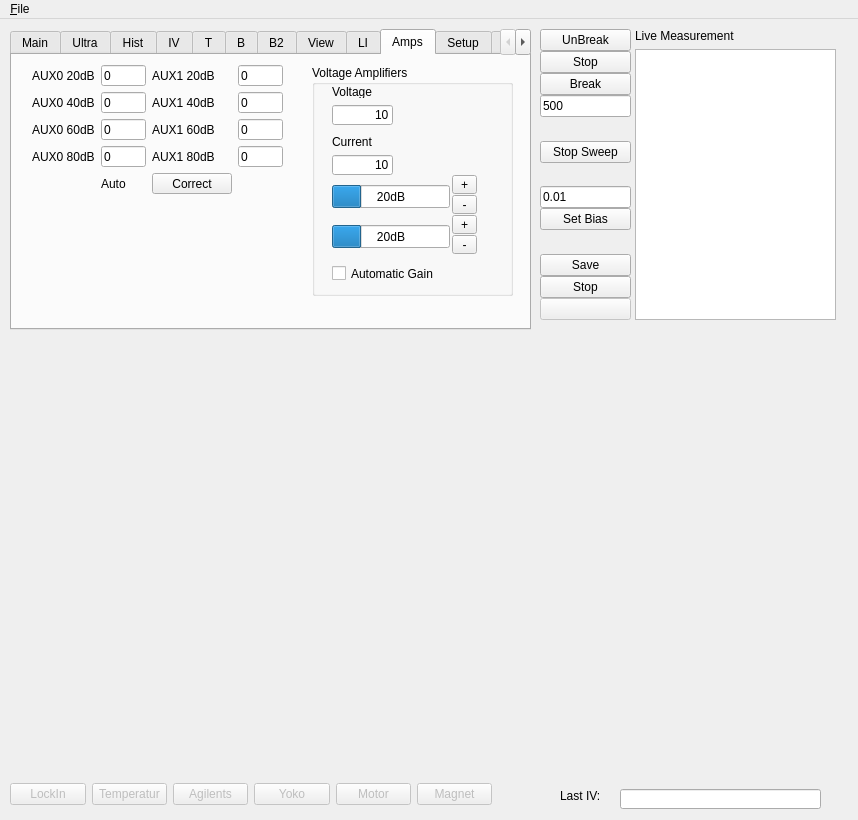
This is gui_andreev.ui in konchris/andreev as Qt 5 draws it before an edit. The edited form follows.
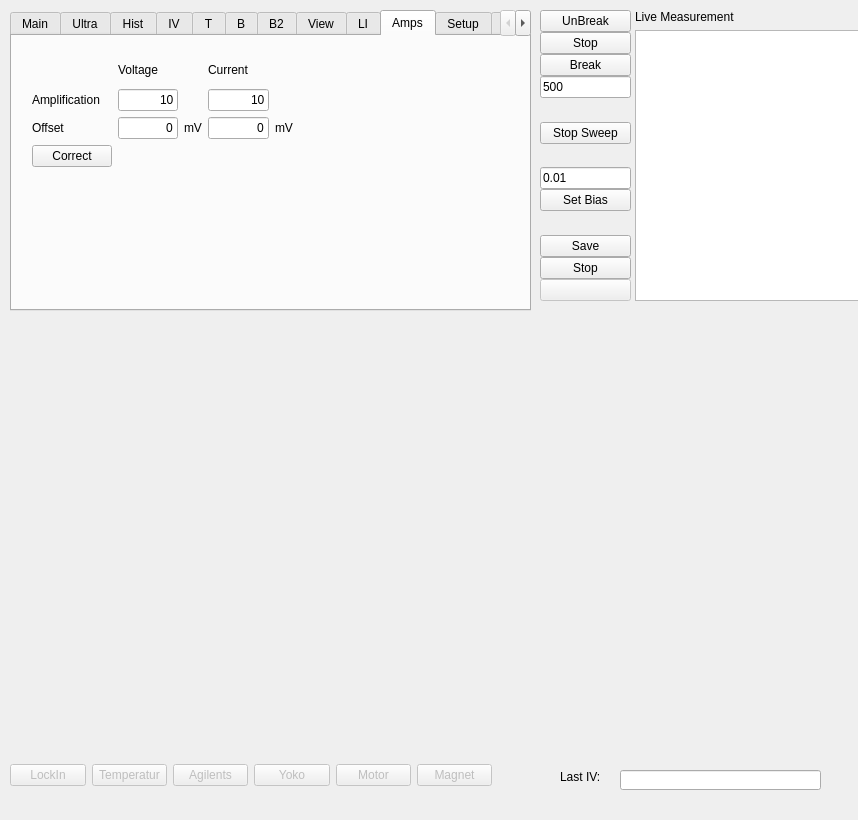
This is the edited form. The open tabs and pages were chosen to show the change. Custom widgets are drawn as their Qt base class.

Patch:
```diff
--- a/gui_andreev.ui
+++ b/gui_andreev.ui
@@ -571,7 +571,38 @@
             </property>
            </widget>
           </item>
-          <item row="6" column="1">
+          <item row="3" column="1">
+           <widget class="QLineEdit" name="editUltraIVMARLI">
+            <property name="text">
+             <string>0.01</string>
+            </property>
+            <property name="alignment">
+             <set>Qt::AlignRight|Qt::AlignTrailing|Qt::AlignVCenter</set>
+            </property>
+           </widget>
+          </item>
+          <item row="3" column="0">
+           <widget class="QLabel" name="label_34">
+            <property name="text">
+             <string>MAR LI</string>
+            </property>
+           </widget>
+          </item>
+          <item row="6" column="0">
+           <widget class="QLabel" name="label_53">
+            <property name="text">
+             <string>IETS LI</string>
+            </property>
+           </widget>
+          </item>
+          <item row="7" column="0">
+           <widget class="QCheckBox" name="checkUltraMAR">
+            <property name="text">
+             <string>MAR</string>
+            </property>
+           </widget>
+          </item>
+          <item row="7" column="1">
            <widget class="QCheckBox" name="checkUltraIVDouble">
             <property name="text">
              <string>Double</string>
@@ -585,15 +616,48 @@
             </property>
            </widget>
           </item>
-          <item row="5" column="1">
-           <widget class="QCheckBox" name="checkUltraMAR">
+          <item row="6" column="2">
+           <widget class="QLabel" name="label_54">
             <property name="text">
-             <string>MAR</string>
+             <string>mV*</string>
+            </property>
+           </widget>
+          </item>
+          <item row="3" column="2">
+           <widget class="QLabel" name="label_55">
+            <property name="text">
+             <string>mV*</string>
             </property>
            </widget>
           </item>
          </layout>
         </widget>
+        <widget class="QLabel" name="label_56">
+         <property name="geometry">
+          <rect>
+           <x>200</x>
+           <y>220</y>
+           <width>151</width>
+           <height>16</height>
+          </rect>
+         </property>
+         <property name="text">
+          <string>*) Includes Factor 10 Damping</string>
+         </property>
+        </widget>
+        <widget class="QLabel" name="label_138">
+         <property name="geometry">
+          <rect>
+           <x>200</x>
+           <y>240</y>
+           <width>201</width>
+           <height>16</height>
+          </rect>
+         </property>
+         <property name="text">
+          <string/>
+         </property>
+        </widget>
        </widget>
        <widget class="QWidget" name="tab_2">
         <attribute name="title">
@@ -2603,7 +2667,59 @@
           <item row="2" column="0">
            <widget class="QLabel" name="label_101">
             <property name="text">
-             <string>Order</string>
+             <string>Ampl</string>
+            </property>
+           </widget>
+          </item>
+          <item row="3" column="1">
+           <widget class="QLineEdit" name="editLIAmpl">
+            <property name="text">
+             <string>0.1</string>
+            </property>
+           </widget>
+          </item>
+          <item row="4" column="0">
+           <widget class="QLabel" name="label_33">
+            <property name="text">
+             <string>Output</string>
+            </property>
+           </widget>
+          </item>
+          <item row="4" column="1">
+           <widget class="QCheckBox" name="checkLIOutputEnabled">
+            <property name="text">
+             <string/>
+            </property>
+           </widget>
+          </item>
+          <item row="5" column="0">
+           <widget class="QLabel" name="label_59">
+            <property name="text">
+             <string>Rate</string>
+            </property>
+           </widget>
+          </item>
+          <item row="5" column="1">
+           <widget class="QLineEdit" name="editRate">
+            <property name="text">
+             <string>14</string>
+            </property>
+           </widget>
+          </item>
+          <item row="6" column="0">
+           <widget class="QLabel" name="aCLabel">
+            <property name="text">
+             <string>AC</string>
+            </property>
+           </widget>
+          </item>
+          <item row="6" column="1">
+           <widget class="QCheckBox" name="checkLIAC"/>
+          </item>
+          <item row="7" column="1">
+           <widget class="QPushButton" name="btnLockinSet">
+            <property name="text">
+             <string>Set</string>
             </property>
            </widget>
           </item>
@@ -2725,72 +2841,43 @@
          <property name="geometry">
           <rect>
            <x>20</x>
-           <y>10</y>
-           <width>251</width>
-           <height>129</height>
+           <y>20</y>
+           <width>261</width>
+           <height>111</height>
           </rect>
          </property>
          <layout class="QGridLayout" name="gridLayout_15">
-          <item row="0" column="3">
-           <widget class="QLineEdit" name="editOffsetAux1_0">
-            <property name="text">
-             <string>0</string>
-            </property>
-           </widget>
-          </item>
-          <item row="2" column="2">
-           <widget class="QLabel" name="label_55">
-            <property name="text">
-             <string>AUX1 60dB</string>
-            </property>
-           </widget>
-          </item>
-          <item row="0" column="2">
-           <widget class="QLabel" name="label_45">
-            <property name="text">
-             <string>AUX1 20dB</string>
-            </property>
-           </widget>
-          </item>
-          <item row="1" column="2">
-           <widget class="QLabel" name="label_54">
-            <property name="text">
-             <string>AUX1 40dB</string>
-            </property>
-           </widget>
-          </item>
-          <item row="2" column="3">
-           <widget class="QLineEdit" name="editOffsetAux1_2">
-            <property name="text">
-             <string>0</string>
-            </property>
-           </widget>
-          </item>
           <item row="1" column="0">
+           <widget class="QLabel" name="label_43">
+            <property name="text">
+             <string>Amplification</string>
+            </property>
+           </widget>
+          </item>
+          <item row="1" column="1">
+           <widget class="QLineEdit" name="editFactorVoltage">
+            <property name="text">
+             <string>10</string>
+            </property>
+            <property name="alignment">
+             <set>Qt::AlignRight|Qt::AlignTrailing|Qt::AlignVCenter</set>
+            </property>
+           </widget>
+          </item>
+          <item row="1" column="3">
+           <widget class="QLineEdit" name="editFactorCurrent">
+            <property name="text">
+             <string>10</string>
+            </property>
+            <property name="alignment">
+             <set>Qt::AlignRight|Qt::AlignTrailing|Qt::AlignVCenter</set>
+            </property>
+           </widget>
+          </item>
+          <item row="2" column="0">
            <widget class="QLabel" name="label_51">
             <property name="text">
-             <string>AUX0 40dB</string>
-            </property>
-           </widget>
-          </item>
-          <item row="0" column="1">
-           <widget class="QLineEdit" name="editOffsetAux0_0">
-            <property name="text">
-             <string>0</string>
-            </property>
-           </widget>
-          </item>
-          <item row="3" column="2">
-           <widget class="QLabel" name="label_56">
-            <property name="text">
-             <string>AUX1 80dB</string>
-            </property>
-           </widget>
-          </item>
-          <item row="1" column="3">
-           <widget class="QLineEdit" name="editOffsetAux1_1">
-            <property name="text">
-             <string>0</string>
+             <string>Offset</string>
             </property>
            </widget>
           </item>
@@ -2799,249 +2886,58 @@
             <property name="text">
              <string>0</string>
             </property>
+            <property name="alignment">
+             <set>Qt::AlignRight|Qt::AlignTrailing|Qt::AlignVCenter</set>
+            </property>
            </widget>
           </item>
-          <item row="2" column="0">
-           <widget class="QLabel" name="label_52">
+          <item row="2" column="3">
+           <widget class="QLineEdit" name="editOffsetCurrent">
             <property name="text">
-             <string>AUX0 60dB</string>
+             <string>0</string>
             </property>
+            <property name="alignment">
+             <set>Qt::AlignRight|Qt::AlignTrailing|Qt::AlignVCenter</set>
+            </property>
            </widget>
           </item>
-          <item row="0" column="0">
+          <item row="0" column="1">
            <widget class="QLabel" name="label_44">
             <property name="text">
-             <string>AUX0 20dB</string>
-            </property>
-           </widget>
-          </item>
-          <item row="3" column="3">
-           <widget class="QLineEdit" name="editOffsetAux1_3">
-            <property name="text">
-             <string>0</string>
-            </property>
-           </widget>
-          </item>
-          <item row="1" column="1">
-           <widget class="QLineEdit" name="editOffsetAux0_1">
-            <property name="text">
-             <string>0</string>
+             <string>Voltage</string>
             </property>
            </widget>
           </item>
           <item row="3" column="0">
-           <widget class="QLabel" name="label_53">
-            <property name="text">
-             <string>AUX0 80dB</string>
-            </property>
-           </widget>
-          </item>
-          <item row="3" column="1">
-           <widget class="QLineEdit" name="editOffsetAux0_3">
-            <property name="text">
-             <string>0</string>
-            </property>
-           </widget>
-          </item>
-          <item row="4" column="1">
-           <widget class="QLabel" name="label_43">
-            <property name="text">
-             <string>Auto</string>
-            </property>
-           </widget>
-          </item>
-          <item row="4" column="2">
            <widget class="QPushButton" name="btnOffset">
             <property name="text">
              <string>Correct</string>
             </property>
            </widget>
           </item>
+          <item row="0" column="3">
+           <widget class="QLabel" name="label_45">
+            <property name="text">
+             <string>Current</string>
+            </property>
+           </widget>
+          </item>
+          <item row="2" column="4">
+           <widget class="QLabel" name="label_22">
+            <property name="text">
+             <string>mV</string>
+            </property>
+           </widget>
+          </item>
+          <item row="2" column="2">
+           <widget class="QLabel" name="label_52">
+            <property name="text">
+             <string>mV</string>
+            </property>
+           </widget>
+          </item>
          </layout>
         </widget>
-        <widget class="QGroupBox" name="groupBox_8">
-         <property name="geometry">
-          <rect>
-           <x>300</x>
-           <y>10</y>
-           <width>201</width>
-           <height>231</height>
-          </rect>
-         </property>
-         <property name="title">
-          <string>Voltage Amplifiers</string>
-         </property>
-         <widget class="QProgressBar" name="progA">
-          <property name="geometry">
-           <rect>
-            <x>20</x>
-            <y>120</y>
-            <width>118</width>
-            <height>23</height>
-           </rect>
-          </property>
-          <property name="minimum">
-           <number>0</number>
-          </property>
-          <property name="maximum">
-           <number>80</number>
-          </property>
-          <property name="value">
-           <number>20</number>
-          </property>
-          <property name="format">
-           <string>%vdB</string>
-          </property>
-         </widget>
-         <widget class="QProgressBar" name="progB">
-          <property name="geometry">
-           <rect>
-            <x>20</x>
-            <y>160</y>
-            <width>118</width>
-            <height>23</height>
-           </rect>
-          </property>
-          <property name="minimum">
-           <number>0</number>
-          </property>
-          <property name="maximum">
-           <number>80</number>
-          </property>
-          <property name="value">
-           <number>20</number>
-          </property>
-          <property name="format">
-           <string>%vdB</string>
-          </property>
-         </widget>
-         <widget class="QLabel" name="label_22">
-          <property name="geometry">
-           <rect>
-            <x>20</x>
-            <y>20</y>
-            <width>46</width>
-            <height>13</height>
-           </rect>
-          </property>
-          <property name="text">
-           <string>Voltage</string>
-          </property>
-         </widget>
-         <widget class="QLabel" name="label_33">
-          <property name="geometry">
-           <rect>
-            <x>20</x>
-            <y>70</y>
-            <width>46</width>
-            <height>13</height>
-           </rect>
-          </property>
-          <property name="text">
-           <string>Current</string>
-          </property>
-         </widget>
-         <widget class="QToolButton" name="btnChAUp">
-          <property name="geometry">
-           <rect>
-            <x>140</x>
-            <y>110</y>
-            <width>25</width>
-            <height>19</height>
-           </rect>
-          </property>
-          <property name="text">
-           <string>+</string>
-          </property>
-         </widget>
-         <widget class="QToolButton" name="btnChADown">
-          <property name="geometry">
-           <rect>
-            <x>140</x>
-            <y>130</y>
-            <width>25</width>
-            <height>19</height>
-           </rect>
-          </property>
-          <property name="text">
-           <string>-</string>
-          </property>
-         </widget>
-         <widget class="QToolButton" name="btnChBDown">
-          <property name="geometry">
-           <rect>
-            <x>140</x>
-            <y>170</y>
-            <width>25</width>
-            <height>19</height>
-           </rect>
-          </property>
-          <property name="text">
-           <string>-</string>
-          </property>
-         </widget>
-         <widget class="QToolButton" name="btnChBUp">
-          <property name="geometry">
-           <rect>
-            <x>140</x>
-            <y>150</y>
-            <width>25</width>
-            <height>19</height>
-           </rect>
-          </property>
-          <property name="text">
-           <string>+</string>
-          </property>
-         </widget>
-         <widget class="QCheckBox" name="checkAutomaticGain">
-          <property name="geometry">
-           <rect>
-            <x>20</x>
-            <y>200</y>
-            <width>131</width>
-            <height>17</height>
-           </rect>
-          </property>
-          <property name="text">
-           <string>Automatic Gain</string>
-          </property>
-          <property name="checked">
-           <bool>false</bool>
-          </property>
-         </widget>
-         <widget class="QLineEdit" name="editFactorVoltage">
-          <property name="geometry">
-           <rect>
-            <x>20</x>
-            <y>40</y>
-            <width>61</width>
-            <height>20</height>
-           </rect>
-          </property>
-          <property name="text">
-           <string>10</string>
-          </property>
-          <property name="alignment">
-           <set>Qt::AlignRight|Qt::AlignTrailing|Qt::AlignVCenter</set>
-          </property>
-         </widget>
-         <widget class="QLineEdit" name="editFactorCurrent">
-          <property name="geometry">
-           <rect>
-            <x>20</x>
-            <y>90</y>
-            <width>61</width>
-            <height>20</height>
-           </rect>
-          </property>
-          <property name="text">
-           <string>10</string>
-          </property>
-          <property name="alignment">
-           <set>Qt::AlignRight|Qt::AlignTrailing|Qt::AlignVCenter</set>
-          </property>
-         </widget>
-        </widget>
        </widget>
        <widget class="QWidget" name="tab_3">
         <attribute name="title">
@@ -3446,7 +3342,7 @@
      <rect>
       <x>635</x>
       <y>10</y>
-      <width>201</width>
+      <width>251</width>
       <height>291</height>
      </rect>
     </property>
@@ -3583,23 +3479,6 @@
     </property>
    </widget>
   </widget>
-  <widget class="QMenuBar" name="menubar">
-   <property name="geometry">
-    <rect>
-     <x>0</x>
-     <y>0</y>
-     <width>858</width>
-     <height>21</height>
-    </rect>
-   </property>
-   <widget class="QMenu" name="menuTesttext">
-    <property name="title">
-     <string>&amp;File</string>
-    </property>
-    <addaction name="action_Close"/>
-   </widget>
-   <addaction name="menuTesttext"/>
-  </widget>
   <action name="action_Close">
    <property name="text">
     <string>&amp;Close</string>
```
Left out of the diff: 164 changed lines with no effect on the pictures.
